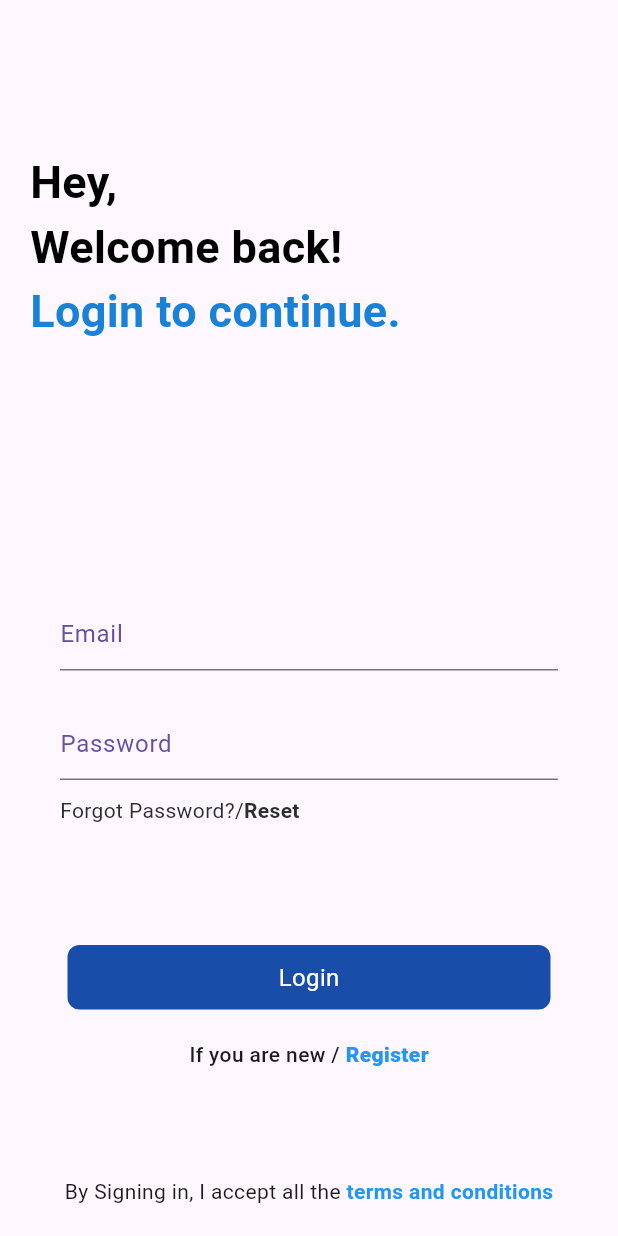
After one commit to akshit2941/Traverse, a Flutter app: the LoginPage screen opened directly, on a phone screen of 412 x 824 dp. The commit adds this screen. Run offline on Flutter 3.47's test engine with Material 3 defaults, Android fonts, the phone set to English and light mode, and no system bars.

Commit message:
Created Login  Page

```diff
--- /dev/null
+++ b/lib/pages/login_page.dart
@@ -0,0 +1,122 @@
+import 'package:flutter/material.dart';
+import 'package:traverse/misc/colors.dart';
+import 'package:traverse/widgets/app_large_text.dart';
+import 'package:traverse/widgets/my_button.dart';
+import 'package:traverse/widgets/textfield.dart';
+
+class LoginPage extends StatefulWidget {
+  const LoginPage({super.key});
+
+  @override
+  State<LoginPage> createState() => _LoginPageState();
+}
+
+class _LoginPageState extends State<LoginPage> {
+  final TextEditingController emailController = TextEditingController();
+  final TextEditingController passwordController = TextEditingController();
+
+  @override
+  Widget build(BuildContext context) {
+    return Scaffold(
+      body: Stack(
+        children: [
+          Container(
+            margin: const EdgeInsets.only(top: 100, left: 20, right: 20),
+            child: Column(
+              crossAxisAlignment: CrossAxisAlignment.start,
+              children: [
+                const AppLargeText(text: "Hey,"),
+                const AppLargeText(text: "Welcome back!"),
+                const AppLargeText(
+                  text: "Login to continue.",
+                  color: Color.fromARGB(255, 24, 130, 216),
+                ),
+                const SizedBox(height: 170),
+                Column(
+                  children: [
+                    MyTextfield(
+                      controller: emailController,
+                      hintText: "Email",
+                      obscureText: false,
+                    ),
+                    const SizedBox(height: 25),
+                    MyTextfield(
+                      controller: passwordController,
+                      hintText: "Password",
+                      obscureText: false,
+                    ),
+                    const SizedBox(height: 10),
+                    Padding(
+                      padding: const EdgeInsets.symmetric(horizontal: 20.0),
+                      child: Row(
+                        mainAxisAlignment: MainAxisAlignment.start,
+                        children: [
+                          const Text(
+                            "Forgot Password?/",
+                            style: TextStyle(color: AppColors.bigTextColor),
+                          ),
+                          GestureDetector(
+                            onTap: () {},
+                            child: const Text(
+                              "Reset",
+                              style: TextStyle(
+                                  color: AppColors.bigTextColor,
+                                  fontWeight: FontWeight.bold),
+                            ),
+                          ),
+                        ],
+                      ),
+                    ),
+                    const SizedBox(height: 80),
+                    MyButton(
+                      text: "Login",
+                      onTap: () {},
+                    ),
+                    const SizedBox(height: 20),
+                    Row(
+                      mainAxisAlignment: MainAxisAlignment.center,
+                      children: [
+                        const Text(
+                          "If you are new / ",
+                          style: TextStyle(fontWeight: FontWeight.w500),
+                        ),
+                        GestureDetector(
+                          onTap: () {},
+                          child: const Text(
+                            "Register",
+                            style: TextStyle(
+                                color: Colors.blue,
+                                fontWeight: FontWeight.w800),
+                          ),
+                        ),
+                      ],
+                    ),
+                  ],
+                ),
+              ],
+            ),
+          ),
+          Positioned(
+            left: 0,
+            right: 0,
+            bottom: 20,
+            child: Row(
+              mainAxisAlignment: MainAxisAlignment.center,
+              children: [
+                const Text("By Signing in, I accept all the "),
+                GestureDetector(
+                  onTap: () {},
+                  child: const Text(
+                    "terms and conditions",
+                    style: TextStyle(
+                        color: Colors.blue, fontWeight: FontWeight.bold),
+                  ),
+                ),
+              ],
+            ),
+          ),
+        ],
+      ),
+    );
+  }
+}
--- a/lib/pages/welcome_page.dart
+++ b/lib/pages/welcome_page.dart
@@ -1,5 +1,6 @@
 import 'package:flutter/material.dart';
 import 'package:traverse/misc/colors.dart';
+import 'package:traverse/pages/login_page.dart';
 import 'package:traverse/widgets/app_large_text.dart';
 import 'package:traverse/widgets/app_text.dart';
 import 'package:traverse/widgets/responsive_button.dart';
@@ -63,7 +64,16 @@ class _WelcomePageState extends State<WelcomePage> {
                         ),
                       ),
                       const SizedBox(height: 40),
-                      const ResponsiveButton(),
+                      ResponsiveButton(
+                        onTap: () {
+                          Navigator.push(
+                            context,
+                            MaterialPageRoute(
+                              builder: (context) => const LoginPage(),
+                            ),
+                          );
+                        },
+                      ),
                     ],
                   ),
                   Column(
--- /dev/null
+++ b/lib/widgets/my_button.dart
@@ -0,0 +1,36 @@
+import 'package:flutter/material.dart';
+
+class MyButton extends StatelessWidget {
+  final Function()? onTap;
+  final String text;
+  const MyButton({
+    super.key,
+    required this.onTap,
+    required this.text,
+  });
+
+  @override
+  Widget build(BuildContext context) {
+    return GestureDetector(
+      onTap: onTap,
+      child: Container(
+        width: double.infinity,
+        decoration: BoxDecoration(
+          color: const Color.fromRGBO(24, 77, 170, 1),
+          borderRadius: BorderRadius.circular(8),
+        ),
+        padding: const EdgeInsets.symmetric(vertical: 10, horizontal: 30),
+        margin: const EdgeInsets.symmetric(horizontal: 25),
+        child: Center(
+          child: Text(
+            text,
+            style: const TextStyle(
+              color: Colors.white,
+              fontSize: 16,
+            ),
+          ),
+        ),
+      ),
+    );
+  }
+}
--- a/lib/widgets/responsive_button.dart
+++ b/lib/widgets/responsive_button.dart
@@ -3,18 +3,22 @@ import 'package:traverse/misc/colors.dart';
 
 class ResponsiveButton extends StatelessWidget {
   final bool? isResponsive;
-  final double? widht;
+  final double? width;
+  final VoidCallback? onTap;
 
   const ResponsiveButton({
     super.key,
     this.isResponsive = false,
-    this.widht,
+    this.width,
+    this.onTap,
   });
 
   @override
   Widget build(BuildContext context) {
-    return Container(
-      width: widht,
+    return GestureDetector(
+      onTap: onTap,
+      child: Container(
+        width: width,
         height: 60,
         decoration: BoxDecoration(
           borderRadius: BorderRadius.circular(10),
@@ -26,6 +30,7 @@ class ResponsiveButton extends StatelessWidget {
             Image.asset("img/button-one.png"),
           ],
         ),
+      ),
     );
   }
 }
--- /dev/null
+++ b/lib/widgets/textfield.dart
@@ -0,0 +1,30 @@
+import 'package:flutter/material.dart';
+
+class MyTextfield extends StatelessWidget {
+  final TextEditingController controller;
+  final String hintText;
+  final bool obscureText;
+
+  const MyTextfield(
+      {super.key,
+      required this.controller,
+      required this.hintText,
+      required this.obscureText});
+
+  @override
+  Widget build(BuildContext context) {
+    return Padding(
+      padding: const EdgeInsets.symmetric(horizontal: 20.0),
+      child: TextField(
+        controller: controller,
+        obscureText: obscureText,
+        decoration: InputDecoration(
+          hintText: hintText,
+          hintStyle: TextStyle(
+            color: Theme.of(context).colorScheme.primary,
+          ),
+        ),
+      ),
+    );
+  }
+}
```
Lines whose indentation alone changed are shown as unchanged.
